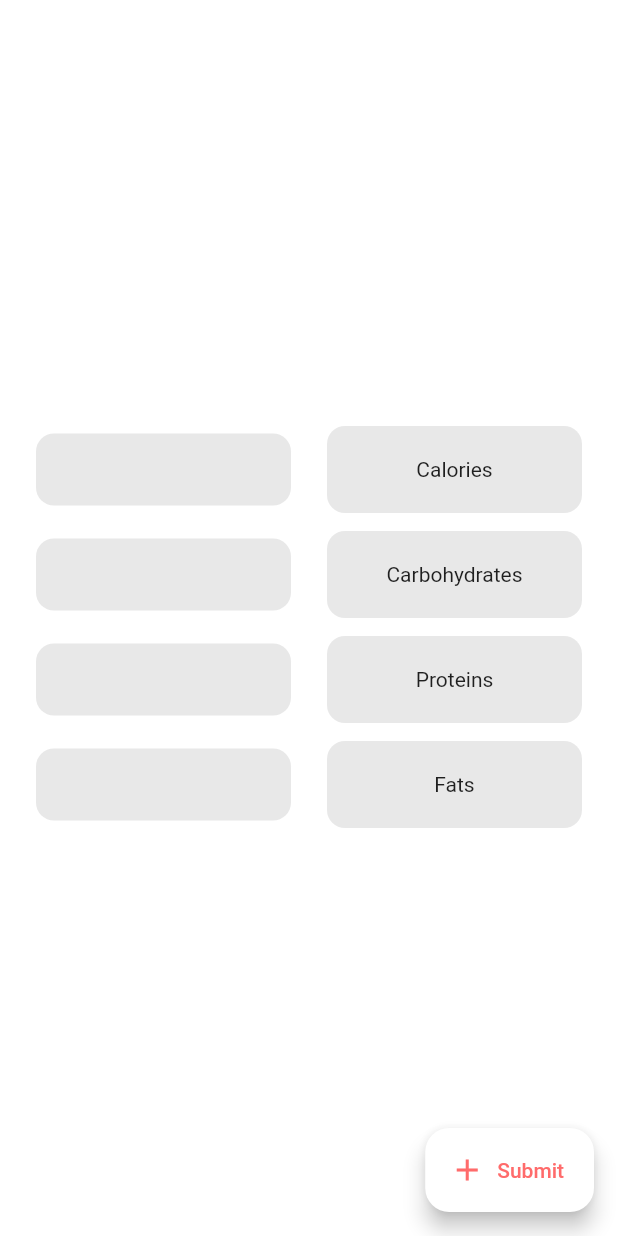
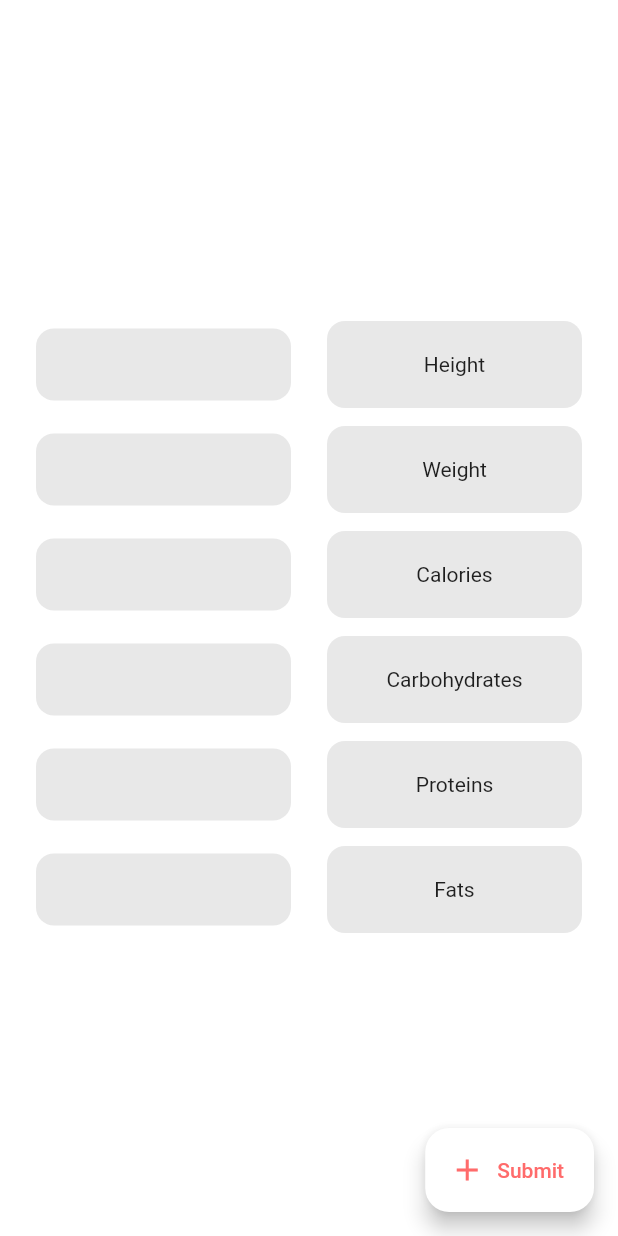
Before and after one commit to yeeet7/food, a Flutter app: the Intro screen opened directly, on a phone screen of 412 x 824 dp. Run offline on Flutter 3.47's test engine with Material 2 defaults, Android fonts, the phone set to English and light mode, and no system bars; our stand-ins replace cloud_firestore, firebase_auth, firebase_core, font_awesome_flutter, google_sign_in; accounts and stored records are empty; network calls fail.

Commit message:
user height + weight

```diff
--- a/lib/start/intro.dart
+++ b/lib/start/intro.dart
@@ -16,11 +16,15 @@ class _IntroState extends State<Intro> {
   late final TextEditingController carbsCtrl;
   late final TextEditingController proteinsCtrl;
   late final TextEditingController fatsCtrl;
+  late final TextEditingController heightCtrl;
+  late final TextEditingController weightCtrl;
 
   late final FocusNode kcalNode;
   late final FocusNode carbsNode;
   late final FocusNode proteinsNode;
   late final FocusNode fatsNode;
+  late final FocusNode heightNode;
+  late final FocusNode weightNode;
 
   @override
   void initState() {
@@ -29,11 +33,15 @@ class _IntroState extends State<Intro> {
     carbsCtrl = TextEditingController();
     proteinsCtrl = TextEditingController();
     fatsCtrl = TextEditingController();
+    heightCtrl = TextEditingController();
+    weightCtrl = TextEditingController();
 
     kcalNode = FocusNode();
     carbsNode = FocusNode();
     proteinsNode = FocusNode();
     fatsNode = FocusNode();
+    heightNode = FocusNode();
+    weightNode = FocusNode();
   }
 
   @override
@@ -44,7 +52,7 @@ class _IntroState extends State<Intro> {
       body: Column(
         mainAxisAlignment: MainAxisAlignment.center,
         children: List.generate(
-          4,
+          6,
           (index) => Container(
             margin: const EdgeInsets.only(top: 12),
             child: Row(
@@ -53,16 +61,16 @@ class _IntroState extends State<Intro> {
                 SizedBox(
                   width: (MediaQuery.of(context).size.width - 48 - 24) / 2,
                   child: TextField(
-                    onTapOutside: (event) => [kcalNode, carbsNode, proteinsNode, fatsNode][index].unfocus(),
-                    controller: [kcalCtrl, carbsCtrl, proteinsCtrl, fatsCtrl][index],
-                    focusNode: [kcalNode, carbsNode, proteinsNode, fatsNode][index],
+                    onTapOutside: (event) => [heightNode, weightNode, kcalNode, carbsNode, proteinsNode, fatsNode][index].unfocus(),
+                    controller: [heightCtrl, weightCtrl, kcalCtrl, carbsCtrl, proteinsCtrl, fatsCtrl][index],
+                    focusNode: [heightNode, weightNode, kcalNode, carbsNode, proteinsNode, fatsNode][index],
                     cursorColor: Colors.white70,
                     keyboardType: TextInputType.number,
                     textAlign: TextAlign.center,
                     decoration: InputDecoration(
                       filled: true,
                       fillColor: Theme.of(context).colorScheme.secondary,
-                      suffix: Text(['kcal', 'g', 'g', 'g'][index], style: const TextStyle(color: Colors.white30),),
+                      suffix: Text(['cm', 'kg', 'kcal', 'g', 'g', 'g'][index], style: const TextStyle(color: Colors.white30),),
                       focusedBorder: OutlineInputBorder(
                         borderRadius: BorderRadius.circular(12),
                         borderSide: const BorderSide(color: Colors.transparent)
@@ -82,7 +90,7 @@ class _IntroState extends State<Intro> {
                     color: Theme.of(context).colorScheme.secondary,
                     borderRadius: BorderRadius.circular(12)
                   ),
-                  child: Text(['Calories', 'Carbohydrates', 'Proteins', 'Fats'][index]),
+                  child: Text(['Height', 'Weight', 'Calories', 'Carbohydrates', 'Proteins', 'Fats'][index]),
                 ),
               ],
             ),
@@ -96,6 +104,8 @@ class _IntroState extends State<Intro> {
         onPressed: () async {
           if(kcalCtrl.text.isEmpty || carbsCtrl.text.isEmpty || proteinsCtrl.text.isEmpty || fatsCtrl.text.isEmpty) return;
           FirebaseFirestore.instance.collection('config').doc(FirebaseAuth.instance.currentUser?.uid).set({
+            'height': int.parse(heightCtrl.text),
+            'weight': int.parse(weightCtrl.text),
             'calories': int.parse(kcalCtrl.text),
             'carbs': int.parse(carbsCtrl.text),
             'proteins': int.parse(proteinsCtrl.text),
--- a/pubspec.yaml
+++ b/pubspec.yaml
@@ -4,7 +4,7 @@ description: A new Flutter project.
 # pub.dev using `flutter pub publish`. This is preferred for private packages.
 publish_to: 'none' # Remove this line if you wish to publish to pub.dev
 
-version: 0.5.0
+version: 0.5.1
 
 environment:
   sdk: '>=2.19.2 <3.0.0'
```
Also changed, not shown: lib/main.dart (+9 -1 lines).
